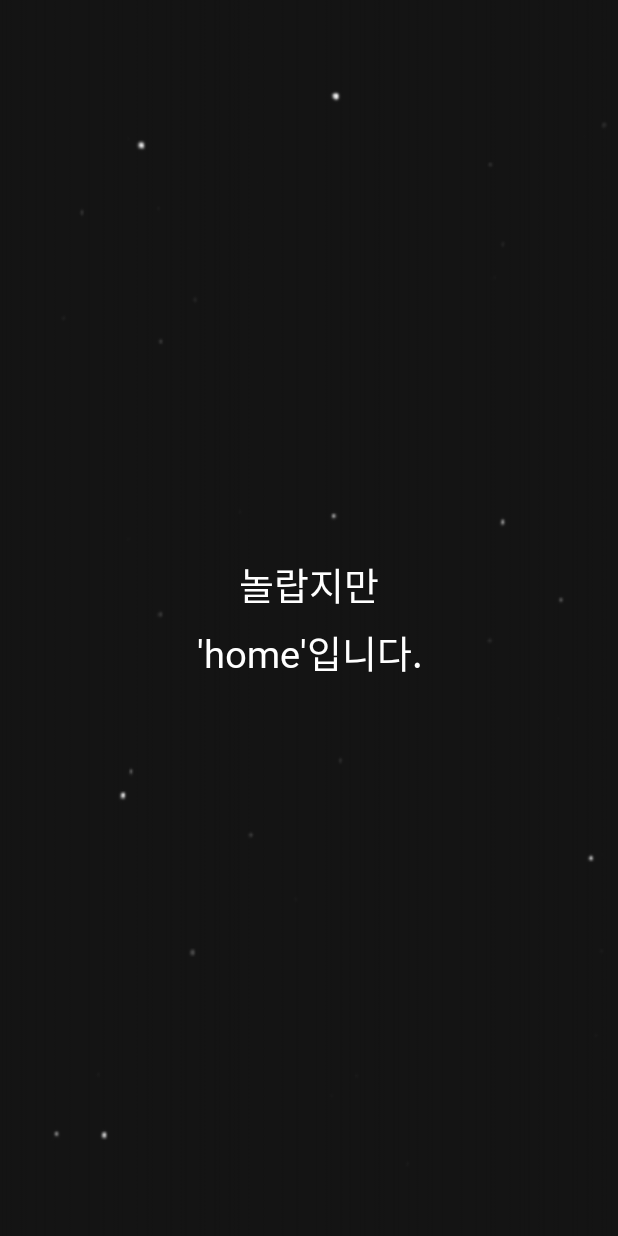
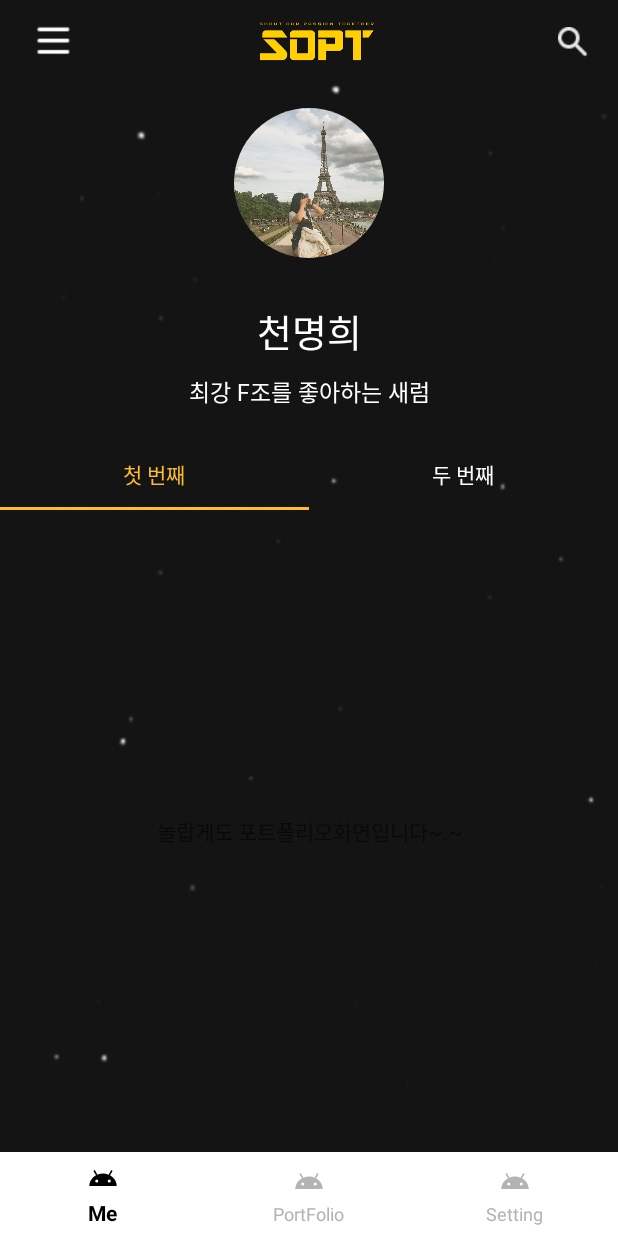
Before and after one commit to ONSOPTFunAndroid/MH-ONSOPTAssignment, an Android app: the HomeActivity screen opened directly, with no data from a screen before it, on a phone screen of 412 x 824 dp. Run offline under Robolectric (Android 15) with nearby library versions, the light colour scheme and no system bars; our stand-ins replace CircleImageView; 1 statement that could not run was skipped.

Commit message:
우선 업로드,,

```diff
--- a/app/build.gradle
+++ b/app/build.gradle
@@ -40,7 +40,9 @@ dependencies {
     implementation 'androidx.appcompat:appcompat:1.2.0'
     implementation 'com.google.android.material:material:1.2.1'
     implementation 'androidx.constraintlayout:constraintlayout:2.0.4'
+    implementation 'androidx.legacy:legacy-support-v4:1.0.0'
     testImplementation 'junit:junit:4.+'
     androidTestImplementation 'androidx.test.ext:junit:1.1.2'
     androidTestImplementation 'androidx.test.espresso:espresso-core:3.3.0'
+    implementation 'de.hdodenhof:circleimageview:3.1.0'
 }
--- a/app/src/main/java/com/example/mh_onsopt_assignment/HomeActivity.kt
+++ b/app/src/main/java/com/example/mh_onsopt_assignment/HomeActivity.kt
@@ -2,10 +2,56 @@ package com.example.mh_onsopt_assignment
 
 import androidx.appcompat.app.AppCompatActivity
 import android.os.Bundle
+import androidx.viewpager.widget.ViewPager
+import com.example.mh_onsopt_assignment.feature.ViewPagerAdapter
+import com.example.mh_onsopt_assignment.feature.portfolio.PortfolioFragment
+import com.example.mh_onsopt_assignment.feature.profile.ProfileFragment
+import com.example.mh_onsopt_assignment.feature.setting.SettingFragment
+import kotlinx.android.synthetic.main.activity_home.*
+import kotlinx.android.synthetic.main.fragment_profile.*
+import kotlin.properties.Delegates
 
 class HomeActivity : AppCompatActivity() {
+    private lateinit var viewpagerAdapter : ViewPagerAdapter
+
     override fun onCreate(savedInstanceState: Bundle?) {
         super.onCreate(savedInstanceState)
         setContentView(R.layout.activity_home)
+
+        viewpagerAdapter = ViewPagerAdapter(supportFragmentManager)
+        viewpagerAdapter.fragments = listOf(
+            ProfileFragment(),
+            PortfolioFragment(),
+            SettingFragment()
+        )
+
+        vp_home.adapter = viewpagerAdapter
+
+        vp_home.addOnPageChangeListener(object : ViewPager.OnPageChangeListener{
+            override fun onPageScrollStateChanged(state: Int) {}
+            override fun onPageScrolled(
+                position: Int,
+                positionOffset: Float,
+                positionOffsetPixels: Int
+            ) {}
+
+            override fun onPageSelected(position: Int) {
+                bottom_navi.menu.getItem(position).isChecked = true
+            }
+        })
+
+        bottom_navi.setOnNavigationItemSelectedListener {
+            var index by Delegates.notNull<Int>()
+            when(it.itemId){
+                R.id.menu_profile -> index = 0
+                R.id.menu_portfolio -> index = 1
+                R.id.menu_setting -> index = 2
+            }
+            vp_home.currentItem = index
+            true
+
+        }
     }
+
+
 }
--- /dev/null
+++ b/app/src/main/java/com/example/mh_onsopt_assignment/feature/ViewPagerAdapter.kt
@@ -0,0 +1,20 @@
+package com.example.mh_onsopt_assignment.feature
+
+import androidx.fragment.app.Fragment
+import androidx.fragment.app.FragmentManager
+import androidx.fragment.app.FragmentPagerAdapter
+import androidx.fragment.app.FragmentStatePagerAdapter
+
+class ViewPagerAdapter(fm: FragmentManager) : FragmentStatePagerAdapter(fm, BEHAVIOR_RESUME_ONLY_CURRENT_FRAGMENT){
+
+    var fragments = listOf<Fragment>()
+
+    override fun getItem(position: Int): Fragment {
+        return fragments[position]
+    }
+
+    override fun getCount(): Int {
+        return fragments.size
+    }
+
+}
--- /dev/null
+++ b/app/src/main/java/com/example/mh_onsopt_assignment/feature/portfolio/PortfolioFragment.kt
@@ -0,0 +1,19 @@
+package com.example.mh_onsopt_assignment.feature.portfolio
+
+import android.os.Bundle
+import androidx.fragment.app.Fragment
+import android.view.LayoutInflater
+import android.view.View
+import android.view.ViewGroup
+import com.example.mh_onsopt_assignment.R
+
+class PortfolioFragment : Fragment() {
+
+    override fun onCreateView(
+        inflater: LayoutInflater, container: ViewGroup?,
+        savedInstanceState: Bundle?
+    ): View? {
+        // Inflate the layout for this fragment
+        return inflater.inflate(R.layout.fragment_portfolio, container, false)
+    }
+}
--- /dev/null
+++ b/app/src/main/java/com/example/mh_onsopt_assignment/feature/profile/ProfileFragment.kt
@@ -0,0 +1,44 @@
+package com.example.mh_onsopt_assignment.feature.profile
+
+import android.os.Bundle
+import androidx.fragment.app.Fragment
+import android.view.LayoutInflater
+import android.view.View
+import android.view.ViewGroup
+import androidx.fragment.app.FragmentManager
+import com.example.mh_onsopt_assignment.R
+import com.example.mh_onsopt_assignment.feature.ViewPagerAdapter
+import com.example.mh_onsopt_assignment.feature.portfolio.PortfolioFragment
+import com.example.mh_onsopt_assignment.feature.setting.SettingFragment
+import kotlinx.android.synthetic.main.activity_home.*
+import kotlinx.android.synthetic.main.fragment_profile.*
+import kotlinx.android.synthetic.main.fragment_profile.view.*
+
+class ProfileFragment : Fragment() {
+    private lateinit var rootView: View
+    private lateinit var viewpagerAdapter : ViewPagerAdapter
+
+    override fun onCreateView(
+        inflater: LayoutInflater, container: ViewGroup?,
+        savedInstanceState: Bundle?
+    ): View? {
+        rootView = inflater.inflate(R.layout.fragment_profile, container, false)
+        viewpagerAdapter = ViewPagerAdapter(childFragmentManager)
+        viewpagerAdapter.fragments = listOf(
+            PortfolioFragment(),
+            SettingFragment()
+        )
+
+        rootView.vp_profile.adapter = viewpagerAdapter
+
+        rootView.tl_profile.setupWithViewPager(vp_profile)
+        rootView.tl_profile.apply {
+            getTabAt(0)?.text = "첫 번째"
+            getTabAt(1)?.text = "두 번째"
+        }
+        // Inflate the layout for this fragment
+        return rootView
+    }
+
+
+}
--- /dev/null
+++ b/app/src/main/java/com/example/mh_onsopt_assignment/feature/setting/SettingFragment.kt
@@ -0,0 +1,18 @@
+package com.example.mh_onsopt_assignment.feature.setting
+
+import android.os.Bundle
+import androidx.fragment.app.Fragment
+import android.view.LayoutInflater
+import android.view.View
+import android.view.ViewGroup
+import com.example.mh_onsopt_assignment.R
+
+
+class SettingFragment : Fragment() {
+
+    override fun onCreateView(inflater: LayoutInflater, container: ViewGroup?,
+                              savedInstanceState: Bundle?): View? {
+        // Inflate the layout for this fragment
+        return inflater.inflate(R.layout.fragment_setting, container, false)
+    }
+}
--- /dev/null
+++ b/app/src/main/res/color/selector_bottom_navi_color.xml
@@ -0,0 +1,5 @@
+<?xml version="1.0" encoding="utf-8"?>
+<selector xmlns:android="http://schemas.android.com/apk/res/android">
+    <item android:color="@color/black" android:state_checked="true"/>
+    <item android:color="@color/gray" android:state_checked="false"/>
+</selector>
--- /dev/null
+++ b/app/src/main/res/drawable/menu.xml
@@ -0,0 +1,9 @@
+<vector xmlns:android="http://schemas.android.com/apk/res/android"
+        android:width="24dp"
+        android:height="24dp"
+        android:viewportWidth="24"
+        android:viewportHeight="24">
+    <path
+        android:pathData="M17.6,11.48 L19.44,8.3a0.63,0.63 0,0 0,-1.09 -0.63l-1.88,3.24a11.43,11.43 0,0 0,-8.94 0L5.65,7.67a0.63,0.63 0,0 0,-1.09 0.63L6.4,11.48A10.81,10.81 0,0 0,1 20L23,20A10.81,10.81 0,0 0,17.6 11.48ZM7,17.25A1.25,1.25 0,1 1,8.25 16,1.25 1.25,0 0,1 7,17.25ZM17,17.25A1.25,1.25 0,1 1,18.25 16,1.25 1.25,0 0,1 17,17.25Z"
+        android:fillColor="#FF000000"/>
+</vector>
--- a/app/src/main/res/layout/activity_home.xml
+++ b/app/src/main/res/layout/activity_home.xml
@@ -4,22 +4,30 @@
     xmlns:tools="http://schemas.android.com/tools"
     android:layout_width="match_parent"
     android:layout_height="match_parent"
-    tools:context=".HomeActivity"
-    android:background="@drawable/background">
+    tools:context=".HomeActivity">
 
-    <TextView
-        android:id="@+id/textView5"
-        android:layout_width="wrap_content"
+    <com.google.android.material.bottomnavigation.BottomNavigationView
+        android:id="@+id/bottom_navi"
+        android:layout_width="match_parent"
         android:layout_height="wrap_content"
-        android:text="놀랍지만\n'home'입니다."
-        android:gravity="center"
-        android:textColor="@color/white"
-        android:fontFamily="@font/notosanskr_bold"
-        android:textSize="25dp"
-        android:lineSpacingExtra="8dp"
-        android:includeFontPadding="false"
+        android:background="@color/white"
+        app:itemIconSize="20dp"
+        app:itemIconTint="@color/selector_bottom_navi_color"
+        app:itemRippleColor="@color/yellow"
+        app:itemTextColor="@color/selector_bottom_navi_color"
+        app:labelVisibilityMode="labeled"
         app:layout_constraintBottom_toBottomOf="parent"
         app:layout_constraintEnd_toEndOf="parent"
         app:layout_constraintStart_toStartOf="parent"
+        app:menu="@menu/menu_bottom" />
+
+    <androidx.viewpager.widget.ViewPager
+        android:id="@+id/vp_home"
+        android:layout_width="match_parent"
+        android:layout_height="0dp"
+        app:layout_constraintBottom_toTopOf="@+id/bottom_navi"
+        app:layout_constraintEnd_toEndOf="parent"
+        app:layout_constraintStart_toStartOf="parent"
         app:layout_constraintTop_toTopOf="parent" />
+
 </androidx.constraintlayout.widget.ConstraintLayout>
--- /dev/null
+++ b/app/src/main/res/layout/fragment_portfolio.xml
@@ -0,0 +1,19 @@
+<?xml version="1.0" encoding="utf-8"?>
+<androidx.constraintlayout.widget.ConstraintLayout xmlns:android="http://schemas.android.com/apk/res/android"
+    xmlns:app="http://schemas.android.com/apk/res-auto"
+    xmlns:tools="http://schemas.android.com/tools"
+    android:layout_width="match_parent"
+    android:layout_height="match_parent"
+    tools:context=".feature.portfolio.PortfolioFragment">
+
+    <!-- TODO: Update blank fragment layout -->
+    <TextView
+        android:layout_width="wrap_content"
+        android:layout_height="wrap_content"
+        android:text="놀랍게도 포트폴리오화면입니다~.~"
+        app:layout_constraintBottom_toBottomOf="parent"
+        app:layout_constraintEnd_toEndOf="parent"
+        app:layout_constraintStart_toStartOf="parent"
+        app:layout_constraintTop_toTopOf="parent" />
+
+</androidx.constraintlayout.widget.ConstraintLayout>
--- /dev/null
+++ b/app/src/main/res/layout/fragment_profile.xml
@@ -0,0 +1,96 @@
+<?xml version="1.0" encoding="utf-8"?>
+<androidx.constraintlayout.widget.ConstraintLayout xmlns:android="http://schemas.android.com/apk/res/android"
+    xmlns:app="http://schemas.android.com/apk/res-auto"
+    xmlns:tools="http://schemas.android.com/tools"
+    android:layout_width="match_parent"
+    android:layout_height="match_parent"
+    tools:context=".feature.profile.ProfileFragment"
+    android:background="@drawable/background">
+
+    <LinearLayout
+        android:id="@+id/linearLayout"
+        android:layout_width="match_parent"
+        android:layout_height="wrap_content"
+        android:orientation="vertical"
+        app:layout_constraintEnd_toEndOf="parent"
+        app:layout_constraintStart_toStartOf="parent"
+        app:layout_constraintTop_toTopOf="parent">
+
+        <include
+            android:id="@+id/toolbar_main"
+            layout="@layout/toolbar_main" />
+    </LinearLayout>
+
+    <de.hdodenhof.circleimageview.CircleImageView
+        android:id="@+id/profile_image"
+        android:layout_width="100dp"
+        android:layout_height="100dp"
+        android:layout_marginTop="16dp"
+        app:layout_constraintEnd_toEndOf="parent"
+        app:layout_constraintStart_toStartOf="parent"
+        app:layout_constraintTop_toBottomOf="@+id/linearLayout"
+        android:src="@drawable/dummy_profile" />
+
+    <TextView
+        android:id="@+id/textView5"
+        android:layout_width="wrap_content"
+        android:layout_height="wrap_content"
+        android:layout_marginTop="30dp"
+        android:text="천명희"
+        android:textColor="@color/white"
+        android:fontFamily="@font/notosanskr_bold"
+        android:textSize="25dp"
+        android:lineSpacingExtra="8dp"
+        android:includeFontPadding="false"
+        app:layout_constraintEnd_toEndOf="parent"
+        app:layout_constraintStart_toStartOf="parent"
+        app:layout_constraintTop_toBottomOf="@+id/profile_image" />
+
+    <TextView
+        android:id="@+id/textView6"
+        android:layout_width="wrap_content"
+        android:layout_height="wrap_content"
+        android:layout_marginTop="10dp"
+        android:fontFamily="@font/notosanskr_bold"
+        android:includeFontPadding="false"
+        android:lineSpacingExtra="8dp"
+        android:text="최강 F조를 좋아하는 새럼"
+        android:textColor="@color/white"
+        android:textSize="15dp"
+        app:layout_constraintEnd_toEndOf="parent"
+        app:layout_constraintStart_toStartOf="parent"
+        app:layout_constraintTop_toBottomOf="@+id/textView5" />
+
+    <com.google.android.material.tabs.TabLayout
+        android:id="@+id/tl_profile"
+        android:layout_width="match_parent"
+        android:layout_height="wrap_content"
+        android:layout_marginTop="20dp"
+        app:layout_constraintEnd_toEndOf="parent"
+        app:layout_constraintStart_toStartOf="parent"
+        app:layout_constraintTop_toBottomOf="@+id/textView6"
+        app:tabIndicatorColor="@color/yellow"
+        app:tabSelectedTextColor="@color/yellow"
+        app:tabTextColor="@color/white">
+
+        <com.google.android.material.tabs.TabItem
+            android:layout_width="wrap_content"
+            android:layout_height="wrap_content"
+            android:text="첫번째" />
+
+        <com.google.android.material.tabs.TabItem
+            android:layout_width="wrap_content"
+            android:layout_height="wrap_content"
+            android:text="두번째" />
+    </com.google.android.material.tabs.TabLayout>
+
+    <androidx.viewpager.widget.ViewPager
+        android:id="@+id/vp_profile"
+        android:layout_width="match_parent"
+        android:layout_height="0dp"
+        app:layout_constraintBottom_toBottomOf="parent"
+        app:layout_constraintEnd_toEndOf="parent"
+        app:layout_constraintStart_toStartOf="parent"
+        app:layout_constraintTop_toBottomOf="@+id/tl_profile" />
+
+</androidx.constraintlayout.widget.ConstraintLayout>
--- /dev/null
+++ b/app/src/main/res/layout/fragment_setting.xml
@@ -0,0 +1,19 @@
+<?xml version="1.0" encoding="utf-8"?>
+<androidx.constraintlayout.widget.ConstraintLayout xmlns:android="http://schemas.android.com/apk/res/android"
+    xmlns:app="http://schemas.android.com/apk/res-auto"
+    xmlns:tools="http://schemas.android.com/tools"
+    android:layout_width="match_parent"
+    android:layout_height="match_parent"
+    tools:context=".feature.setting.SettingFragment">
+
+    <!-- TODO: Update blank fragment layout -->
+    <TextView
+        android:layout_width="wrap_content"
+        android:layout_height="wrap_content"
+        android:text="놀랍게도 세팅화면입니다~.~"
+        app:layout_constraintBottom_toBottomOf="parent"
+        app:layout_constraintEnd_toEndOf="parent"
+        app:layout_constraintStart_toStartOf="parent"
+        app:layout_constraintTop_toTopOf="parent" />
+
+</androidx.constraintlayout.widget.ConstraintLayout>
--- /dev/null
+++ b/app/src/main/res/layout/toolbar_main.xml
@@ -0,0 +1,48 @@
+<?xml version="1.0" encoding="utf-8"?>
+<androidx.appcompat.widget.Toolbar xmlns:android="http://schemas.android.com/apk/res/android"
+    xmlns:app="http://schemas.android.com/apk/res-auto"
+    android:layout_width="match_parent"
+    android:layout_height="wrap_content"
+    app:contentInsetStart="0dp">
+
+    <androidx.constraintlayout.widget.ConstraintLayout
+        android:layout_width="match_parent"
+        android:layout_height="match_parent">
+
+
+        <ImageView
+            android:id="@+id/imageView3"
+            android:layout_width="30dp"
+            android:layout_height="30dp"
+            android:layout_marginStart="20dp"
+            android:layout_marginLeft="20dp"
+            android:layout_weight="1"
+            app:layout_constraintBottom_toBottomOf="parent"
+            app:layout_constraintStart_toStartOf="parent"
+            app:layout_constraintTop_toTopOf="parent"
+            app:srcCompat="@drawable/main_menu_ic" />
+
+        <ImageView
+            android:id="@+id/imageView4"
+            android:layout_width="wrap_content"
+            android:layout_height="40dp"
+            android:layout_weight="1"
+            app:layout_constraintEnd_toStartOf="@+id/imageView5"
+            app:layout_constraintStart_toEndOf="@+id/imageView3"
+            app:layout_constraintTop_toTopOf="parent"
+            app:srcCompat="@drawable/logo" />
+
+        <ImageView
+            android:id="@+id/imageView5"
+            android:layout_width="20dp"
+            android:layout_height="20dp"
+            android:layout_marginEnd="20dp"
+            android:layout_marginRight="20dp"
+            android:layout_weight="1"
+            app:layout_constraintBottom_toBottomOf="parent"
+            app:layout_constraintEnd_toEndOf="parent"
+            app:layout_constraintTop_toTopOf="parent"
+            app:srcCompat="@drawable/main_search_icon" />
+    </androidx.constraintlayout.widget.ConstraintLayout>
+
+</androidx.appcompat.widget.Toolbar>
--- /dev/null
+++ b/app/src/main/res/menu/menu_bottom.xml
@@ -0,0 +1,22 @@
+<?xml version="1.0" encoding="utf-8"?>
+<menu xmlns:android="http://schemas.android.com/apk/res/android">
+
+    <item
+        android:id="@+id/menu_profile"
+        android:enabled="true"
+        android:icon="@drawable/menu"
+        android:title="Me"/>
+
+    <item
+        android:id="@+id/menu_portfolio"
+        android:enabled="true"
+        android:icon="@drawable/menu"
+        android:title="PortFolio" />
+
+    <item
+        android:id="@+id/menu_setting"
+        android:enabled="true"
+        android:icon="@drawable/menu"
+        android:title="Setting" />
+
+</menu>
--- a/app/src/main/res/values/strings.xml
+++ b/app/src/main/res/values/strings.xml
@@ -1,3 +1,5 @@
 <resources>
     <string name="app_name">MH-ONSOPT-Assignment</string>
+    <!-- TODO: Remove or change this placeholder text -->
+    <string name="hello_blank_fragment">Hello blank fragment</string>
 </resources>
```
Also changed, not shown: app/src/main/res/drawable-v24/dummy_profile.jpg (added), app/src/main/res/drawable-v24/main_menu_ic.png (added), app/src/main/res/drawable-v24/main_search_icon.png (added).
